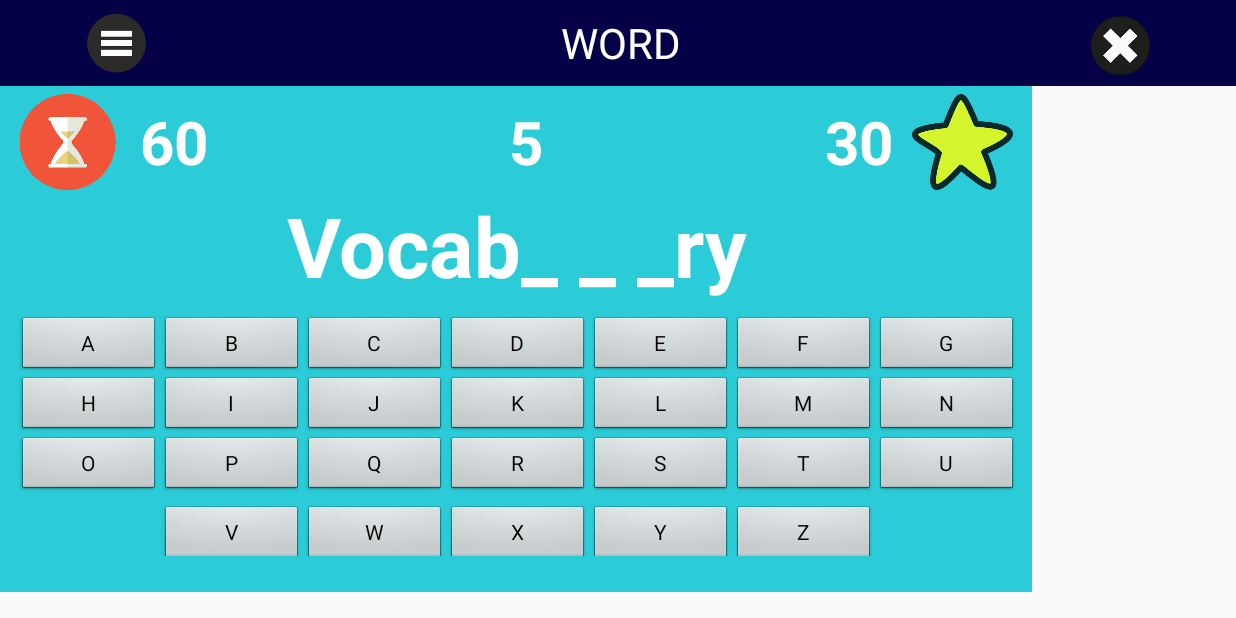
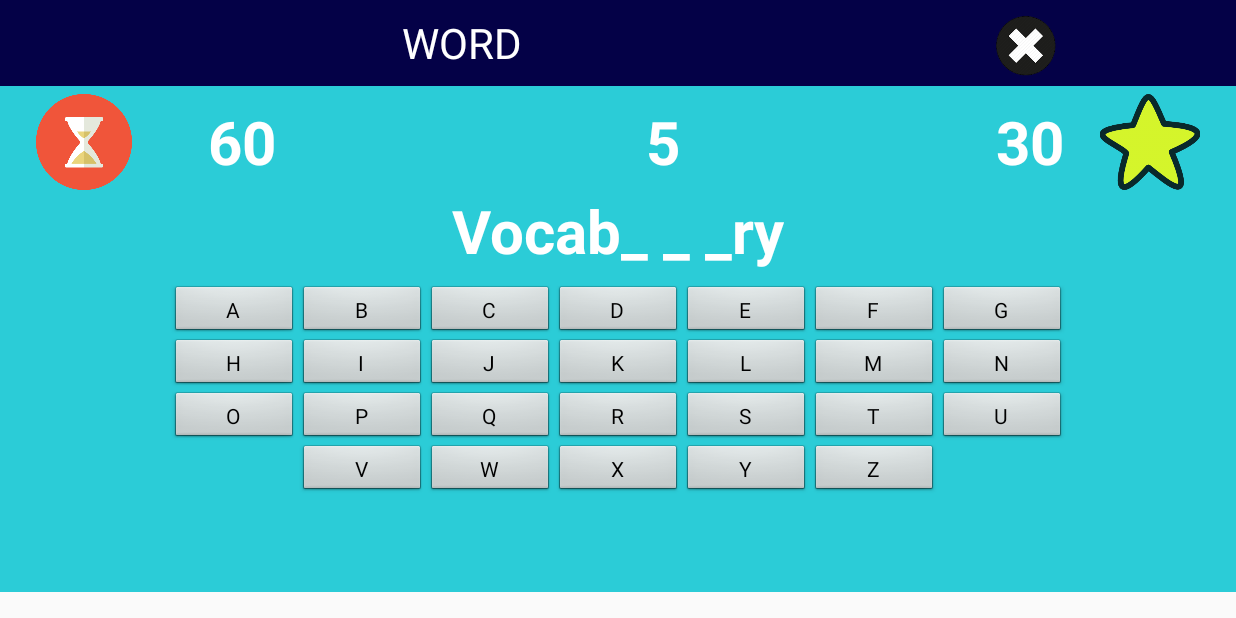
Before and after one commit to datngohoang/AndroidProject, an Android app: the VocabularyActivity screen opened directly, with no data from a screen before it, on a phone screen of 824 x 412 dp (held sideways). Run offline under Robolectric (Android 15) with nearby library versions, the light colour scheme and no system bars.

Commit message:
no message

```diff
--- a/app/src/main/java/hciproject/datnh/englishquiz/ScoreActivity.java
+++ b/app/src/main/java/hciproject/datnh/englishquiz/ScoreActivity.java
@@ -15,9 +15,9 @@
         setContentView(R.layout.activity_score);
 
         txtScoreTitle = (TextView) findViewById(R.id.txtScoreTitle);
-        String scoreTitle = "Highest Score.........\n" +
-                "Last Score..........\n" +
-                "Average Score.........\n";
+        String scoreTitle = "Highest Score\n" +
+                "Last Score\n" +
+                "Average Score\n";
 
         txtScoreTitle.setText(scoreTitle);
 
--- a/app/src/main/res/layout/activity_score.xml
+++ b/app/src/main/res/layout/activity_score.xml
@@ -103,7 +103,7 @@
 
             <LinearLayout
                 android:layout_width="380dp"
-                android:layout_height="141dp"
+                android:layout_height="128dp"
                 android:layout_gravity="center"
                 android:layout_weight="1"
                 android:background="@drawable/textview_title_border_score"
@@ -111,12 +111,15 @@
 
                 <TextView
                     android:id="@+id/txtScoreTitle"
-                    android:layout_width="170dp"
+                    android:layout_width="213dp"
                     android:layout_height="match_parent"
+                    android:layout_marginRight="10dp"
                     android:layout_weight="1"
-                    android:text="Highest Score.............."
+                    android:gravity="right"
+                    android:text="Highest Score"
                     android:textColor="@android:color/black"
-                    android:textSize="24sp"
+
+                    android:textSize="35sp"
                     android:textStyle="bold" />
 
                 <TextView
@@ -124,9 +127,12 @@
                     android:layout_width="50dp"
                     android:layout_height="match_parent"
                     android:layout_weight="1"
+                    android:gravity="left"
                     android:text="TextView"
                     android:textColor="@android:color/black"
-                    android:textSize="24sp"
+                    android:textSize="35sp"
+
+
                     android:textStyle="bold" />
 
             </LinearLayout>
--- a/app/src/main/res/layout/activity_vocabulary.xml
+++ b/app/src/main/res/layout/activity_vocabulary.xml
@@ -11,29 +11,17 @@
         android:layout_height="57dp"
         android:background="#040147">
 
-        <ImageView
-            android:layout_width="12dp"
-            android:layout_height="40dp"
-            android:layout_gravity="center"
-            android:layout_weight="1"
-            android:onClick="backToMenu"
-            app:srcCompat="@drawable/menu_icon" />
-
         <TextView
             android:layout_width="69dp"
             android:layout_height="match_parent" />
 
         <TextView
-            android:layout_width="379dp"
+            android:layout_width="478dp"
             android:layout_height="match_parent"
             android:gravity="center"
             android:text="WORD"
             android:textColor="#ffffff"
             android:textSize="28dp" />
-
-        <TextView
-            android:layout_width="69dp"
-            android:layout_height="match_parent" />
 
         <ImageView
             android:layout_width="7dp"
@@ -47,7 +35,7 @@
     </LinearLayout>
 
     <LinearLayout
-        android:layout_width="688dp"
+        android:layout_width="match_parent"
         android:layout_height="337dp"
         android:background="#2BCCD7"
         android:orientation="vertical">
@@ -67,7 +55,7 @@
                 app:srcCompat="@drawable/countdown" />
 
             <TextView
-                android:layout_width="40dp"
+                android:layout_width="65dp"
                 android:layout_height="64dp"
                 android:layout_weight="1"
                 android:gravity="center"
@@ -124,231 +112,227 @@
         <TextView
             android:id="@+id/textView5"
             android:layout_width="match_parent"
-            android:layout_height="wrap_content"
+            android:layout_height="53dp"
 
             android:layout_marginBottom="10dp"
             android:gravity="center"
             android:text="Vocab_ _ _ry"
             android:textAlignment="center"
             android:textColor="#ffffff"
-            android:textSize="55dp"
+            android:textSize="40dp"
             android:textStyle="bold" />
 
         <TableLayout
-            android:layout_width="665dp"
-            android:layout_height="160dp"
+            android:layout_width="match_parent"
+            android:layout_height="match_parent"
             android:layout_gravity="center">
 
             <TableRow
-                android:layout_width="10dp"
-                android:layout_height="match_parent">
+                android:layout_width="match_parent"
+                android:layout_height="match_parent"
+                android:gravity="center">
 
                 <Button
                     android:id="@+id/btnA"
                     style="@android:style/Widget.Button"
-                    android:layout_width="95dp"
-                    android:layout_height="40dp"
+                    android:layout_width="85dp"
+                    android:layout_height="35dp"
                     android:text="A" />
 
                 <Button
                     android:id="@+id/btnB"
                     style="@android:style/Widget.Button"
-                    android:layout_width="95dp"
-                    android:layout_height="40dp"
+                    android:layout_width="85dp"
+                    android:layout_height="35dp"
                     android:text="B" />
 
                 <Button
                     android:id="@+id/btnC"
                     style="@android:style/Widget.Button"
-                    android:layout_width="95dp"
-                    android:layout_height="40dp"
+                    android:layout_width="85dp"
+                    android:layout_height="35dp"
                     android:text="C" />
 
                 <Button
                     android:id="@+id/btnD"
                     style="@android:style/Widget.Button"
-                    android:layout_width="95dp"
-                    android:layout_height="40dp"
+                    android:layout_width="85dp"
+                    android:layout_height="35dp"
                     android:text="D" />
 
                 <Button
                     android:id="@+id/btnE"
                     style="@android:style/Widget.Button"
-                    android:layout_width="95dp"
-                    android:layout_height="40dp"
+                    android:layout_width="85dp"
+                    android:layout_height="35dp"
                     android:text="E" />
 
                 <Button
                     android:id="@+id/btnF"
                     style="@android:style/Widget.Button"
-                    android:layout_width="95dp"
-                    android:layout_height="40dp"
+                    android:layout_width="85dp"
+                    android:layout_height="35dp"
                     android:text="F" />
 
                 <Button
                     android:id="@+id/btnG"
                     style="@android:style/Widget.Button"
-                    android:layout_width="95dp"
-                    android:layout_height="40dp"
+                    android:layout_width="85dp"
+                    android:layout_height="35dp"
                     android:text="G" />
 
             </TableRow>
 
             <TableRow
-                android:layout_width="632dp"
-                android:layout_height="match_parent">
+                android:layout_width="match_parent"
+                android:layout_height="match_parent"
+                android:gravity="center">
 
                 <Button
                     android:id="@+id/btnH"
                     style="@android:style/Widget.Button"
                     android:layout_width="38dp"
-                    android:layout_height="40dp"
+                    android:layout_height="35dp"
                     android:text="H" />
 
                 <Button
                     android:id="@+id/btnI"
                     style="@android:style/Widget.Button"
-                    android:layout_width="95dp"
-                    android:layout_height="40dp"
+                    android:layout_width="85dp"
+                    android:layout_height="35dp"
                     android:text="I" />
 
                 <Button
                     android:id="@+id/btnJ"
                     style="@android:style/Widget.Button"
-                    android:layout_width="95dp"
-                    android:layout_height="40dp"
+                    android:layout_width="85dp"
+                    android:layout_height="35dp"
                     android:text="J" />
 
                 <Button
                     android:id="@+id/btnK"
                     style="@android:style/Widget.Button"
-                    android:layout_width="95dp"
-                    android:layout_height="40dp"
+                    android:layout_width="85dp"
+                    android:layout_height="35dp"
                     android:text="K" />
 
                 <Button
                     android:id="@+id/btnL"
                     style="@android:style/Widget.Button"
-                    android:layout_width="95dp"
-                    android:layout_height="40dp"
+                    android:layout_width="85dp"
+                    android:layout_height="35dp"
                     android:text="L" />
 
                 <Button
                     android:id="@+id/btnM"
                     style="@android:style/Widget.Button"
-                    android:layout_width="95dp"
-                    android:layout_height="40dp"
+                    android:layout_width="85dp"
+                    android:layout_height="35dp"
                     android:text="M" />
 
                 <Button
                     android:id="@+id/btnN"
                     style="@android:style/Widget.Button"
-                    android:layout_width="95dp"
-                    android:layout_height="40dp"
+                    android:layout_width="85dp"
+                    android:layout_height="35dp"
                     android:text="N" />
 
             </TableRow>
 
             <TableRow
                 android:layout_width="match_parent"
-                android:layout_height="165dp">
+                android:layout_height="match_parent"
+                android:gravity="center">
 
                 <Button
                     android:id="@+id/btnO"
                     style="@android:style/Widget.Button"
                     android:layout_width="68dp"
-                    android:layout_height="40dp"
+                    android:layout_height="35dp"
                     android:text="O" />
 
                 <Button
                     android:id="@+id/btnP"
                     style="@android:style/Widget.Button"
-                    android:layout_width="95dp"
-                    android:layout_height="40dp"
+                    android:layout_width="85dp"
+                    android:layout_height="35dp"
                     android:text="P" />
 
                 <Button
                     android:id="@+id/btnQ"
                     style="@android:style/Widget.Button"
-                    android:layout_width="95dp"
-                    android:layout_height="40dp"
+                    android:layout_width="85dp"
+                    android:layout_height="35dp"
                     android:text="Q" />
 
                 <Button
                     android:id="@+id/btnR"
                     style="@android:style/Widget.Button"
-                    android:layout_width="95dp"
-                    android:layout_height="40dp"
+                    android:layout_width="85dp"
+                    android:layout_height="35dp"
                     android:text="R" />
 
                 <Button
                     android:id="@+id/btnS"
                     style="@android:style/Widget.Button"
-                    android:layout_width="95dp"
-                    android:layout_height="40dp"
+                    android:layout_width="85dp"
+                    android:layout_height="35dp"
                     android:text="S" />
 
                 <Button
                     android:id="@+id/btnT"
                     style="@android:style/Widget.Button"
-                    android:layout_width="95dp"
-                    android:layout_height="40dp"
+                    android:layout_width="85dp"
+                    android:layout_height="35dp"
                     android:text="T" />
 
                 <Button
                     android:id="@+id/btnU"
                     style="@android:style/Widget.Button"
-                    android:layout_width="95dp"
-                    android:layout_height="40dp"
+                    android:layout_width="85dp"
+                    android:layout_height="35dp"
                     android:text="U" />
 
             </TableRow>
 
             <TableRow
                 android:layout_width="match_parent"
-                android:layout_height="match_parent">
-
-                <Button
-                    android:id="@+id/btnBlank"
-                    style="@style/Widget.AppCompat.Button.Borderless.Colored"
-                    android:layout_width="95dp"
-                    android:layout_height="40dp"
-                    android:enabled="false"
-                    android:textAppearance="@android:style/TextAppearance.SearchResult.Title" />
+                android:layout_height="match_parent"
+                android:gravity="center">
 
                 <Button
                     android:id="@+id/btnV"
                     style="@android:style/Widget.Button"
-                    android:layout_width="95dp"
-                    android:layout_height="40dp"
+                    android:layout_width="85dp"
+                    android:layout_height="35dp"
                     android:text="V" />
 
                 <Button
                     android:id="@+id/btnW"
                     style="@android:style/Widget.Button"
-                    android:layout_width="95dp"
-                    android:layout_height="40dp"
+                    android:layout_width="85dp"
+                    android:layout_height="35dp"
                     android:text="W" />
 
                 <Button
                     android:id="@+id/btnX"
                     style="@android:style/Widget.Button"
-                    android:layout_width="95dp"
-                    android:layout_height="40dp"
+                    android:layout_width="85dp"
+                    android:layout_height="35dp"
                     android:text="X" />
 
                 <Button
                     android:id="@+id/btnY"
                     style="@android:style/Widget.Button"
-                    android:layout_width="95dp"
-                    android:layout_height="40dp"
+                    android:layout_width="85dp"
+                    android:layout_height="35dp"
                     android:text="Y" />
 
                 <Button
                     android:id="@+id/btnZ"
                     style="@android:style/Widget.Button"
-                    android:layout_width="95dp"
-                    android:layout_height="40dp"
+                    android:layout_width="85dp"
+                    android:layout_height="35dp"
                     android:text="Z" />
 
             </TableRow>
```
